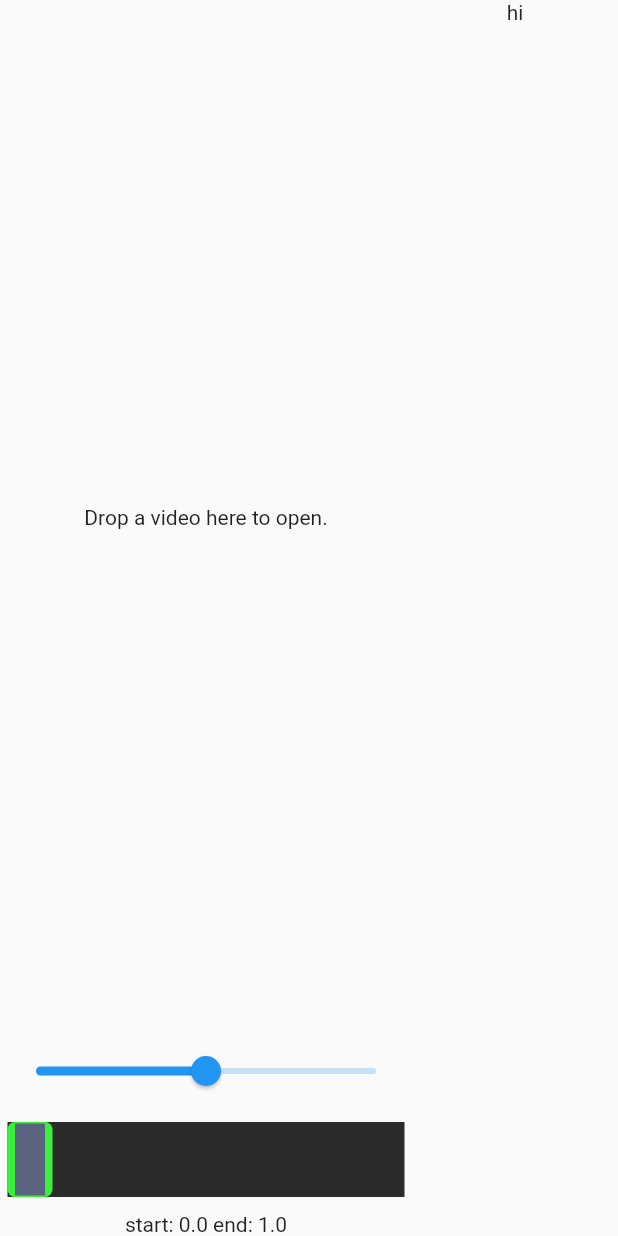
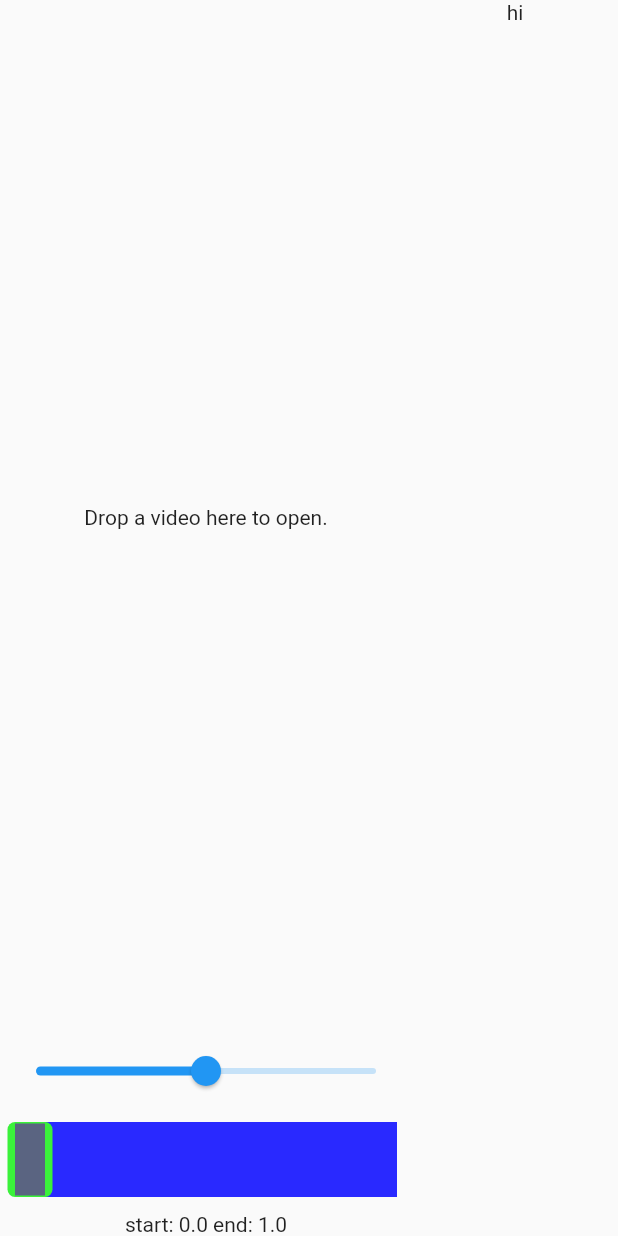
Before and after one commit to alanpq/klipr-flutter, a Flutter app: the screen it shows after launch, on a phone screen of 412 x 824 dp. Run offline on Flutter 3.47's test engine with Material 2 defaults, Android fonts, the phone set to English and light mode, and no system bars; our stand-ins replace cross_file; missing offline and left inert: dart_vlc, desktop_drop.

Commit message:
improve timeline indicator

```diff
--- a/lib/timeline.dart
+++ b/lib/timeline.dart
@@ -32,10 +32,10 @@ class _TimelineState extends State<Timeline> {
 
   void _mouseUpdate(PointerEvent e) {
     setState(() {
-      curPosOffset = (e.localPosition.dx - 0)
-          .clamp(0, _timelineKey.currentContext!.size!.width);
-      curPos = curPosOffset / _timelineKey.currentContext!.size!.width;
-      curPosOffset -= 5;
+      var w = _timelineKey.currentContext!.size!.width;
+      curPos = (e.localPosition.dx / (w - 10)).clamp(0, 1);
+      curPosOffset = curPos * (w - 50);
+      // curPosOffset -= 5;
     });
     if (widget.onScrub != null) {
       widget.onScrub!(curPos);
@@ -55,18 +55,21 @@ class _TimelineState extends State<Timeline> {
       child: SizedBox(
         height: _height,
         child: MouseRegion(
+            key: _timelineKey,
             cursor: SystemMouseCursors.click,
             child: Listener(
               onPointerDown: _mouseUpdate,
               onPointerUp: _mouseUpdate,
               onPointerMove: _mouseUpdate,
               child: Stack(
-                key: _timelineKey,
                 children: [
-                  Container(
+                  Padding(
+                    padding: const EdgeInsets.symmetric(horizontal: 5),
+                    child: Container(
                       height: _height,
                       decoration: const BoxDecoration(
-                      color: Color(0xFF2B2B2C),
+                        color: Color(0xFF2929FF),
+                      ),
                     ),
                   ),
                   _ClipRegion(
@@ -86,12 +89,15 @@ class _TimelineState extends State<Timeline> {
                           widget.onScrub!(time);
                         }
                       }),
-                  FractionallySizedBox(
+                  Padding(
+                    padding: const EdgeInsets.symmetric(horizontal: 5),
+                    child: FractionallySizedBox(
                       widthFactor: widget.externTime.clamp(0, 1),
                       child: Align(
                           heightFactor: 1,
                           alignment: Alignment.topRight,
                           child: ticker),
+                    ),
                   ),
                 ],
               ),
@@ -103,7 +109,7 @@ class _TimelineState extends State<Timeline> {
 
 Widget ticker = IgnorePointer(
     child: Transform.translate(
-        offset: const Offset(5, 0),
+        offset: const Offset(-1, 0),
         child: Container(
             width: 2,
             height: _height,
```
Lines whose indentation alone changed are shown as unchanged.
